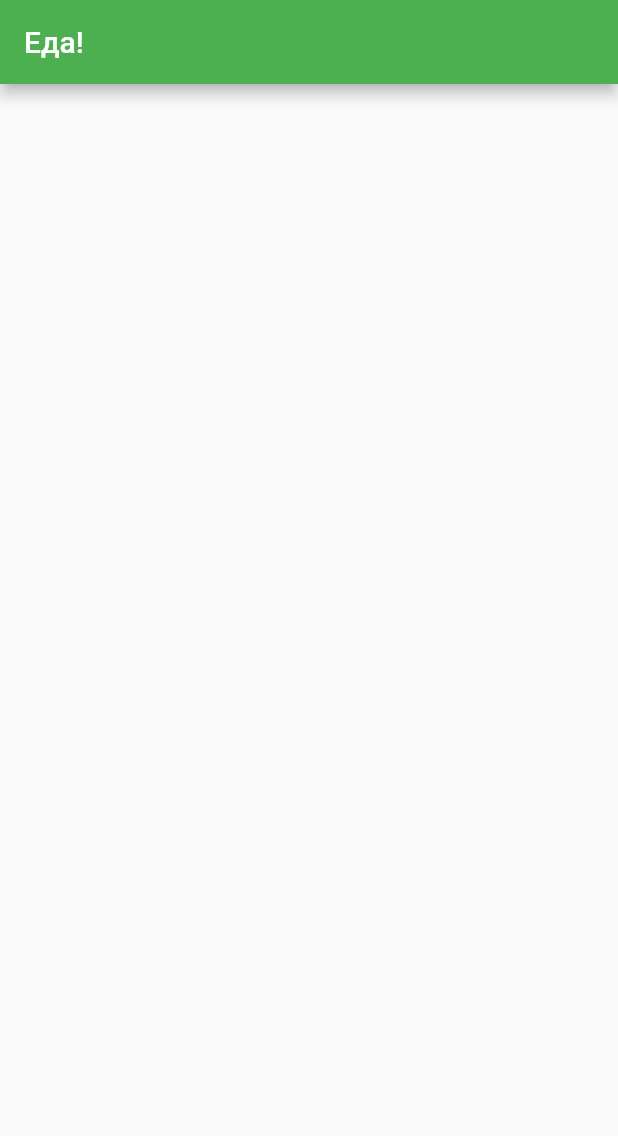
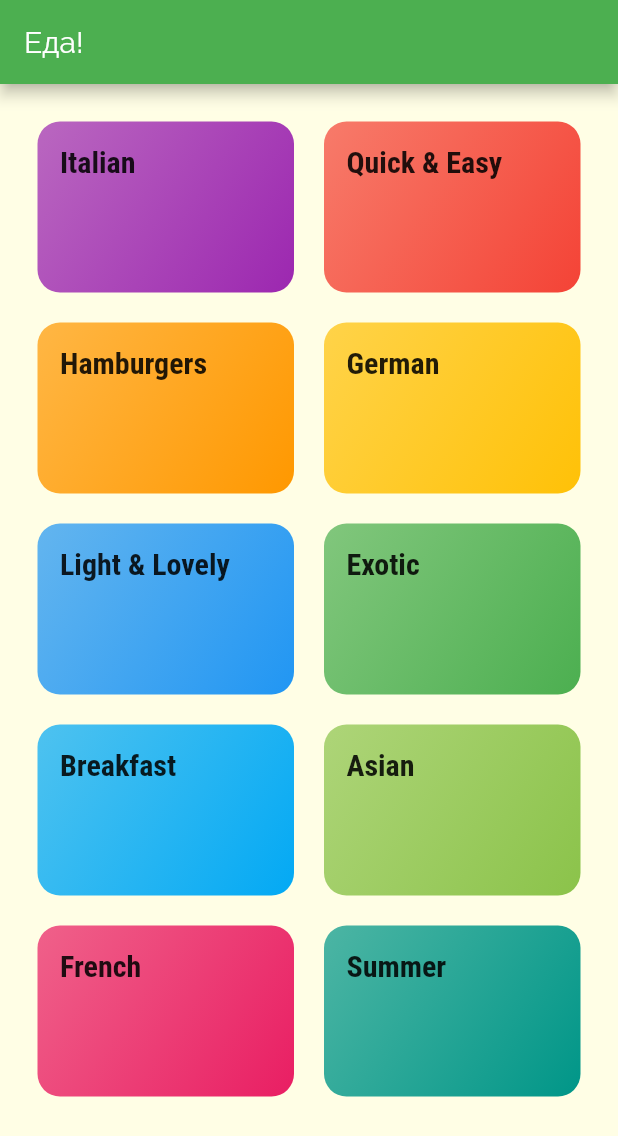
Before and after one commit to coder2k4/flutter_meals, a Flutter app: the screen it shows after launch, on a phone screen of 412 x 824 dp. Shown: the top 1136 px of the screen. Run offline on Flutter 3.47's test engine with Material 2 defaults, Android fonts, the phone set to English and light mode, and no system bars.

Commit message:
first route add fonts

```diff
--- /dev/null
+++ b/lib/categories_screen.dart
@@ -0,0 +1,31 @@
+import 'package:flutter/material.dart';
+
+import 'category_item.dart';
+import 'dummy_data.dart';
+
+class CategoriesScreen extends StatelessWidget {
+  @override
+  Widget build(BuildContext context) {
+    return Scaffold(
+      appBar: AppBar(
+        title: Text('Еда!'),
+      ),
+      body: GridView(
+        padding: EdgeInsets.all(25),
+        gridDelegate: SliverGridDelegateWithMaxCrossAxisExtent(
+          maxCrossAxisExtent: 200, // минимальная ширина ячейки
+          childAspectRatio: 3 / 2, // соотнощение ??
+          crossAxisSpacing: 20, // Отступы между строками
+          mainAxisSpacing: 20, // Отступы между колоками
+        ),
+        children: DUMMY_CATEGORIES
+            .map((catData) => CategoryItem(
+                  title: catData.title,
+                  color: catData.color,
+                  id: catData.id,
+                ))
+            .toList(),
+      ),
+    );
+  }
+}
--- /dev/null
+++ b/lib/category_item.dart
@@ -0,0 +1,50 @@
+import 'package:flutter/material.dart';
+import 'package:flutter_meals/category_meals_screen.dart';
+
+class CategoryItem extends StatelessWidget {
+  final String title;
+  final Color color;
+  final String id;
+
+  const CategoryItem({Key key, this.id, this.title, this.color})
+      : super(key: key);
+
+  void selectCategory(BuildContext context) {
+    Navigator.of(context).push(
+      MaterialPageRoute(builder: (_) {
+        return CategoryMealsScreen(
+          categoryId: this.id,
+          categoryTitle: this.title,
+        );
+      }),
+    );
+  }
+
+  @override
+  Widget build(BuildContext context) {
+    return InkWell(
+      onTap: () => selectCategory(context),
+      splashColor: Theme.of(context).primaryColor,
+      borderRadius: BorderRadius.circular(15),
+      child: Container(
+        // Есть поставиь const то не будет ререндериться класс. Оптимизация.
+        padding: const EdgeInsets.all(15),
+        child: Text(
+          title,
+          style: Theme.of(context).textTheme.headline6,
+        ),
+        decoration: BoxDecoration(
+          gradient: LinearGradient(
+            colors: [
+              color.withOpacity(0.7),
+              color,
+            ],
+            begin: Alignment.topLeft,
+            end: Alignment.bottomRight,
+          ),
+          borderRadius: BorderRadius.circular(15),
+        ),
+      ),
+    );
+  }
+}
--- /dev/null
+++ b/lib/category_meals_screen.dart
@@ -0,0 +1,21 @@
+import 'package:flutter/material.dart';
+
+class CategoryMealsScreen extends StatelessWidget {
+
+  final String categoryId;
+  final String categoryTitle;
+
+  const CategoryMealsScreen({Key key, this.categoryId, this.categoryTitle}) : super(key: key);
+
+  @override
+  Widget build(BuildContext context) {
+    return Scaffold(
+      appBar: AppBar(
+        title: Text(categoryTitle),
+      ),
+      body: Center(
+        child: Text('Тут будет список рецептов'),
+      ),
+    );
+  }
+}
--- /dev/null
+++ b/lib/dummy_data.dart
@@ -0,0 +1,56 @@
+import 'package:flutter/material.dart';
+
+import './models/category.dart';
+
+const DUMMY_CATEGORIES = const [
+  Category(
+    id: 'c1',
+    title: 'Italian',
+    color: Colors.purple,
+  ),
+  Category(
+    id: 'c2',
+    title: 'Quick & Easy',
+    color: Colors.red,
+  ),
+  Category(
+    id: 'c3',
+    title: 'Hamburgers',
+    color: Colors.orange,
+  ),
+  Category(
+    id: 'c4',
+    title: 'German',
+    color: Colors.amber,
+  ),
+  Category(
+    id: 'c5',
+    title: 'Light & Lovely',
+    color: Colors.blue,
+  ),
+  Category(
+    id: 'c6',
+    title: 'Exotic',
+    color: Colors.green,
+  ),
+  Category(
+    id: 'c7',
+    title: 'Breakfast',
+    color: Colors.lightBlue,
+  ),
+  Category(
+    id: 'c8',
+    title: 'Asian',
+    color: Colors.lightGreen,
+  ),
+  Category(
+    id: 'c9',
+    title: 'French',
+    color: Colors.pink,
+  ),
+  Category(
+    id: 'c10',
+    title: 'Summer',
+    color: Colors.teal,
+  ),
+];
--- a/lib/main.dart
+++ b/lib/main.dart
@@ -1,4 +1,5 @@
 import 'package:flutter/material.dart';
+import 'package:flutter_meals/categories_screen.dart';
 
 void main() {
   runApp(MyApp());
@@ -12,20 +13,25 @@ class MyApp extends StatelessWidget {
       title: 'Еда',
       theme: ThemeData(
         primarySwatch: Colors.green,
+        accentColor: Colors.amber,
+        fontFamily: 'Raleway',
+        // Фон
+        canvasColor: Color.fromRGBO(255, 254, 229, 1),
+        textTheme: ThemeData.light().textTheme.copyWith(
+              bodyText1: TextStyle(
+                color: Color.fromRGBO(20, 51, 51, 1),
+              ),
+              bodyText2: TextStyle(
+                color: Color.fromRGBO(20, 51, 51, 1),
+              ),
+              headline6: TextStyle(
+                fontSize: 20,
+                fontFamily: 'Roboto',
+                fontWeight: FontWeight.bold,
+              ),
+            ),
       ),
-      home: MyHomePage(),
+      home: CategoriesScreen(),
     );
   }
 }
-
-class MyHomePage extends StatelessWidget {
-  @override
-  Widget build(BuildContext context) {
-    return Scaffold(
-      appBar: AppBar(
-        title: Text('Еда!'),
-      ),
-      body: Container(),
-    );
-  }
-}
--- /dev/null
+++ b/lib/models/category.dart
@@ -0,0 +1,14 @@
+import 'package:flutter/material.dart';
+
+class Category {
+  final String id;
+  final String title;
+  final Color color;
+
+  // Объект категрии не может быть изменен, и поля тоже
+  const Category({
+    @required this.id,
+    @required this.title,
+    this.color = Colors.orange,
+  });
+}
```
Also changed, not shown: pubspec.yaml (+41 -22 lines), assets/fonts/Raleway-Black.ttf (added), assets/fonts/Raleway-Bold.ttf (added), assets/fonts/Raleway-Regular.ttf (added), assets/fonts/RobotoCondensed-Bold.ttf (added), assets/fonts/RobotoCondensed-Italic.ttf (added), assets/fonts/RobotoCondensed-Light.ttf (added), assets/fonts/RobotoCondensed-Regular.ttf (added).
